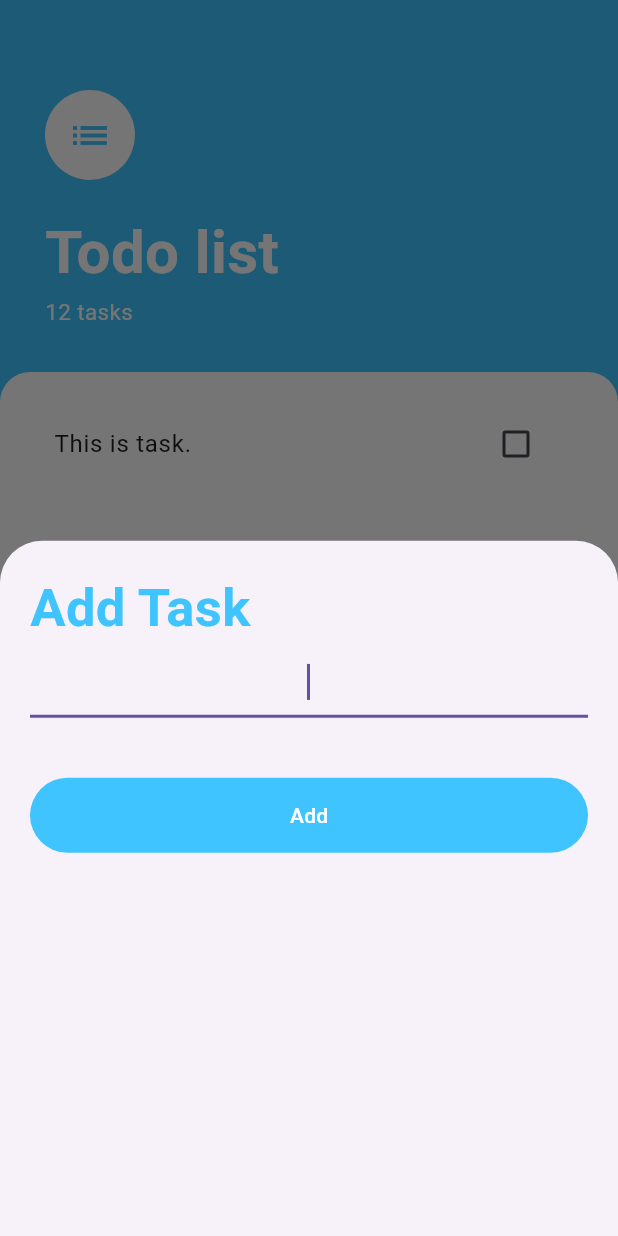
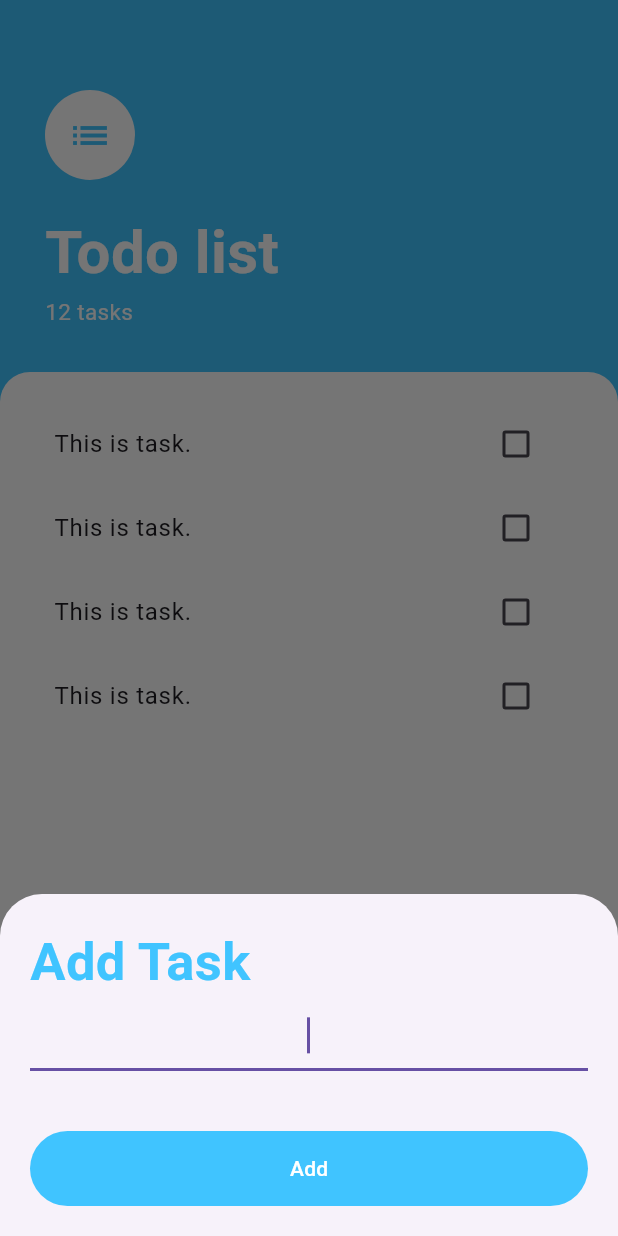
Before and after one commit to Altynbek2021/todo_list, a Flutter app: the screen it shows after launch, after a tap on the "add" icon, on a phone screen of 412 x 824 dp. Run offline on Flutter 3.47's test engine with Material 3 defaults, Android fonts, the phone set to English and light mode, and no system bars.

```diff
--- a/lib/tasklist.dart
+++ b/lib/tasklist.dart
@@ -5,7 +5,12 @@ class Tasks_List extends StatelessWidget {
   @override
   Widget build(BuildContext context) {
     return ListView(
-      children: [TaskTile()],
+      children: [
+        TaskTile(),
+        TaskTile(),
+        TaskTile(),
+        TaskTile(),
+      ],
     );
   }
 }
--- a/lib/tasktile.dart
+++ b/lib/tasktile.dart
@@ -1,14 +1,51 @@
 import 'package:flutter/material.dart';
 
-class TaskTile extends StatelessWidget {
+class TaskTile extends StatefulWidget {
+  @override
+  State<TaskTile> createState() => _TaskTileState();
+}
+
+class _TaskTileState extends State<TaskTile> {
+  bool isChecked = false;
+
   @override
   Widget build(BuildContext context) {
     return ListTile(
-      title: Text("This is task."),
-      trailing: Checkbox(
-        value: false,
-        onChanged: (unchecked) {},
+      title: Text(
+        "This is task.",
+        style: TextStyle(
+            decoration: isChecked ? TextDecoration.lineThrough : null),
       ),
+      trailing: CustomChekbox(
+          newvalue: isChecked,
+          changeValue: (newvalue) {
+            setState(() {
+              isChecked = newvalue;
+            });
+          }),
     );
   }
 }
+
+class CustomChekbox extends StatelessWidget {
+  const CustomChekbox({
+    super.key,
+    required this.newvalue,
+    required this.changeValue,
+  });
+  final bool newvalue;
+  final Function changeValue;
+
+  @override
+  Widget build(BuildContext context) {
+    return Checkbox(
+      value: newvalue,
+      onChanged: (condition) {
+        changeValue(condition);
+        //   setState(() {
+        //     isChecked = condition!;
+        //   });
+      },
+    );
+  }
+}
--- a/lib/tastks.dart
+++ b/lib/tastks.dart
@@ -15,7 +15,16 @@ class TasksScreen extends StatelessWidget {
       backgroundColor: Colors.lightBlueAccent,
       floatingActionButton: FloatingActionButton(
         onPressed: () {
-          showModalBottomSheet(context: context, builder: buildButtomSheet);
+          showModalBottomSheet(
+              context: context,
+              isScrollControlled: true,
+              builder: (context) => SingleChildScrollView(
+                    child: Container(
+                      padding: EdgeInsets.only(
+                          bottom: MediaQuery.of(context).viewInsets.bottom),
+                      child: AddtasktoScreen(),
+                    ),
+                  ));
         },
         backgroundColor: Colors.white,
         child: Icon(Icons.add),
```
Also changed, not shown: 1 other file.
